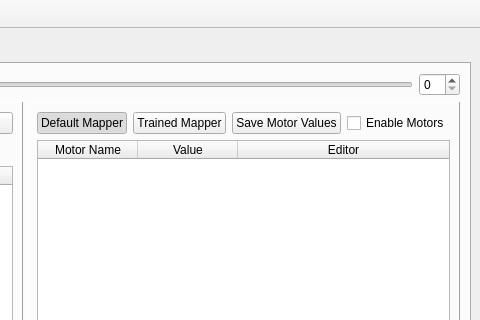
First picture: the form in ui/mainwindow.ui, repository wenwei-dev/motor-calibration, before the edit; both pictures show x 561 to 1041 and y 0 to 320 of the 1041 by 667 pixel window.
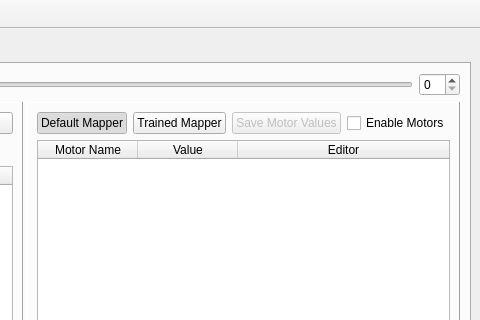
Second picture: the form after the edit. Icons and pictures are not drawn.

Patch:
```diff
--- a/ui/mainwindow.ui
+++ b/ui/mainwindow.ui
@@ -347,6 +347,9 @@
               </item>
               <item>
                <widget class="QPushButton" name="saveMotorValuesButton">
+                <property name="enabled">
+                 <bool>false</bool>
+                </property>
                 <property name="text">
                  <string>Save Motor Values</string>
                 </property>
```
Left out of the diff: 9 changed lines with no effect on the pictures.
